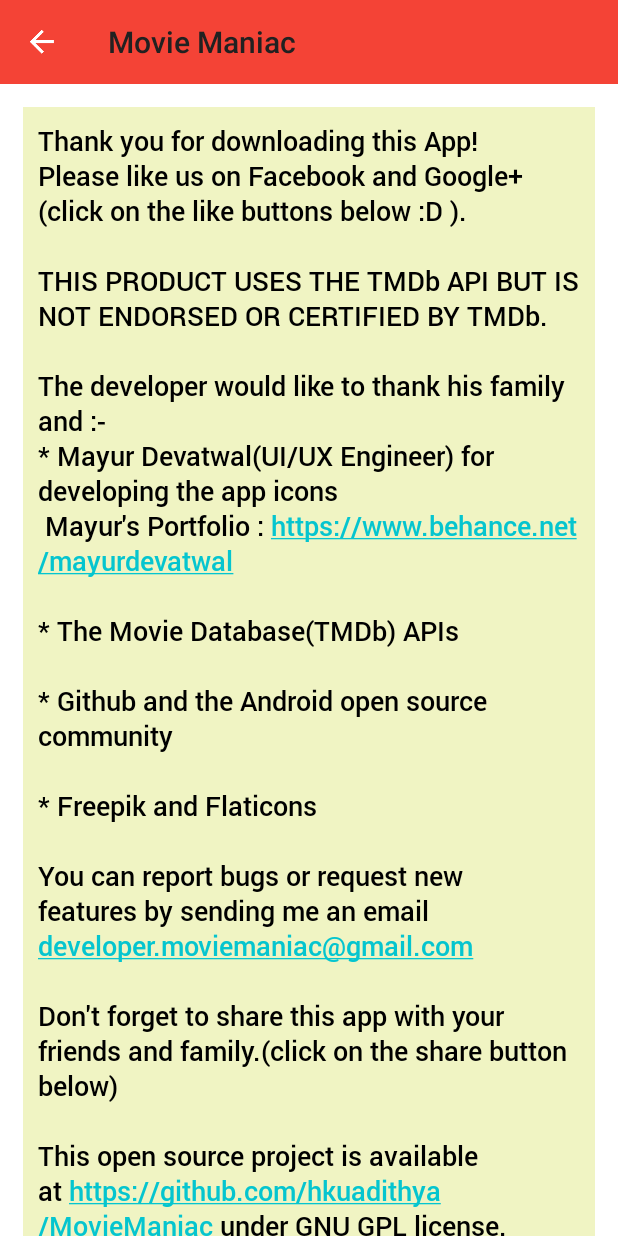
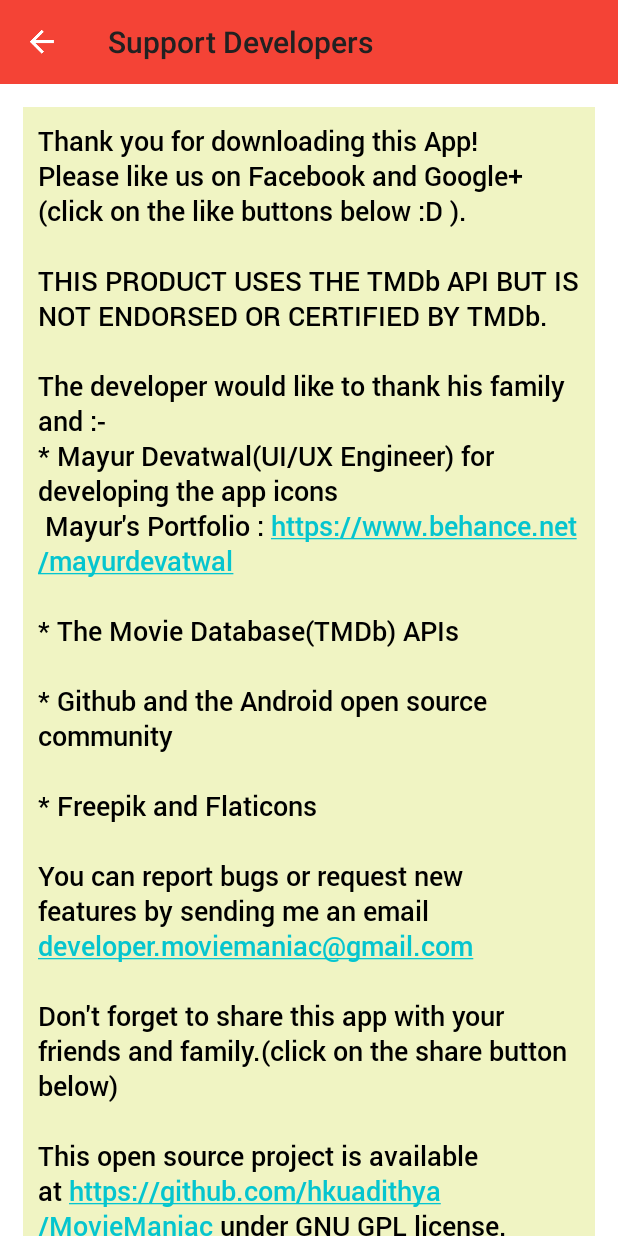
Before and after one commit to hkuadithya/MovieManiac, an Android app: the SupportDeveloperActivity screen opened directly, with no data from a screen before it, on a phone screen of 412 x 824 dp. Run offline under Robolectric (Android 15) with nearby library versions, the phone set to English and light mode, and no system bars; libraries missing offline, so code that uses them is left out: com.facebook, com.facebook.share; plain views replace LikeView, PlusOneButton; network calls fail; 5 statements that could not run were skipped.

Commit message:
Toolbar title bug fix

```diff
--- a/app/src/main/java/com/adithyaupadhya/moviemaniac/support/SupportDeveloperActivity.java
+++ b/app/src/main/java/com/adithyaupadhya/moviemaniac/support/SupportDeveloperActivity.java
@@ -27,7 +27,7 @@
         Toolbar toolbar = (Toolbar) findViewById(R.id.toolbar);
         setSupportActionBar(toolbar);
         toolbar.setNavigationIcon(R.drawable.ic_action_navigation_arrow_back_inverted);
-        toolbar.setTitle(R.string.support_developers_string);
+        setTitle(R.string.support_developers_string);
 
         LikeView likeView = (LikeView) findViewById(R.id.facebookLikeView);
         if (likeView != null) {
```
